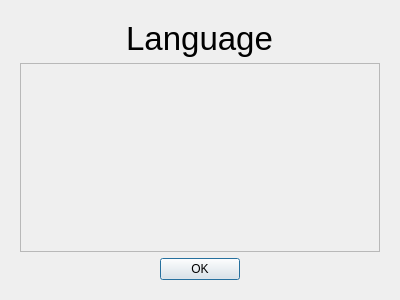
tdauth/gustavsfairyland, file ui/localedialog.ui: the form before one commit.
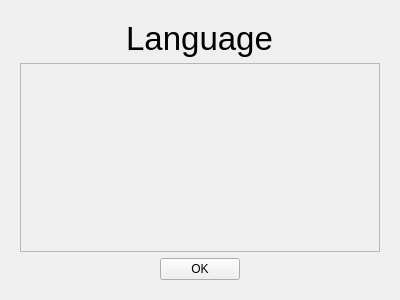
The form after the commit. Icons and pictures are not drawn.

What changed in the file:
```diff
--- a/ui/localedialog.ui
+++ b/ui/localedialog.ui
@@ -17,13 +17,6 @@
    <item row="0" column="0">
     <widget class="QWidget" name="widget" native="true">
      <layout class="QGridLayout" name="gridLayout_2">
-      <item row="2" column="0" alignment="Qt::AlignHCenter|Qt::AlignBottom">
-       <widget class="QDialogButtonBox" name="buttonBox">
-        <property name="standardButtons">
-         <set>QDialogButtonBox::Ok</set>
-        </property>
-       </widget>
-      </item>
       <item row="0" column="0" alignment="Qt::AlignHCenter">
        <widget class="QLabel" name="label">
         <property name="font">
@@ -92,6 +85,24 @@
         </widget>
        </widget>
       </item>
+      <item row="2" column="0" alignment="Qt::AlignHCenter">
+       <widget class="QPushButton" name="okPushButton">
+        <property name="text">
+         <string>OK</string>
+        </property>
+        <property name="icon">
+         <iconset>
+          <normalon>:/themes/oxygen/32x32/actions/dialog-ok-apply.png</normalon>
+         </iconset>
+        </property>
+        <property name="iconSize">
+         <size>
+          <width>32</width>
+          <height>32</height>
+         </size>
+        </property>
+       </widget>
+      </item>
      </layout>
     </widget>
    </item>
```
Left out of the diff: 8 changed lines with no effect on the pictures.
